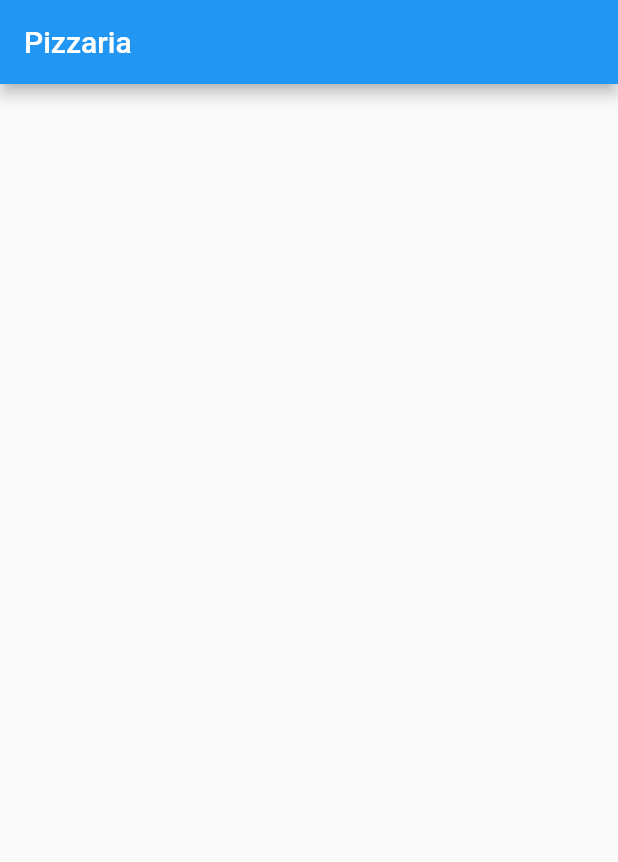
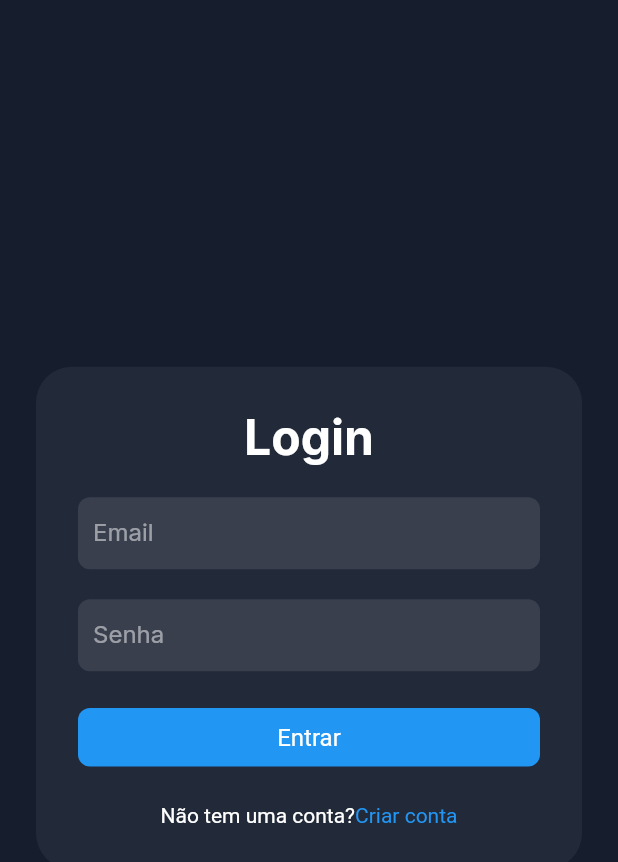
Before and after one commit to Sdavi3489/app_pizzaria, a Flutter app: the screen it shows after launch, on a phone screen of 412 x 824 dp. Shown: the top 862 px of the screen. Run offline on Flutter 3.47's test engine with Material 2 defaults, Android fonts, the phone set to English and light mode, and no system bars; our stand-ins replace google_fonts.

Commit message:
tela de login e de cadastro colocado, rotas tambem

```diff
--- /dev/null
+++ b/app_pizzaria/lib/Rotas.dart
@@ -0,0 +1,13 @@
+
+
+import 'package:app_lanchonete/telas/HomePage.dart';
+import 'package:app_lanchonete/telas/TelaLogin.dart';
+import 'package:app_lanchonete/telas/TelaRegistro.dart';
+
+var rotas = {
+  // ignore: prefer_const_constructors
+  TelaLogin.routeName: (context) => TelaLogin(),
+  // ignore: prefer_const_constructors
+  TelaRegistro.routeName: (context) => TelaRegistro(),
+  HomePage.routeName: (context) => HomePage()
+};
--- a/app_pizzaria/lib/http.dart
+++ b/app_pizzaria/lib/http.dart
@@ -1,16 +1,15 @@
-import 'package:app_lanchonete/comida.dart';
 import 'package:http/http.dart' as http;
 
 // ignore: camel_case_types
 class server_json {
   static Future listarComidas() async {
-    var url = Uri.http('localhost:8080', '/');
+    var url = Uri.http('10.0.2.2:8080', '/homepage');
     //var url = Uri.http('192.168.1.67:53272', '/');
     return await http.get(url);
   }
 
   static Future comprar(int id) async {
-    var url = Uri.http('localhost:8080', '/comprar/$id');
+    var url = Uri.http('10.0.2.2:8080', '/comprar/$id');
     var response =  await http.post(url, body:{'id':'$id'});
     // ignore: avoid_print
     print(response.body);
--- a/app_pizzaria/lib/main.dart
+++ b/app_pizzaria/lib/main.dart
@@ -1,75 +1,21 @@
-// ignore_for_file: avoid_print
 
+import 'package:app_lanchonete/Rotas.dart';
+import 'package:app_lanchonete/telas/TelaLogin.dart';
 import 'package:flutter/material.dart';
-
-import 'package:http/http.dart';
-import 'dart:convert';
-import 'comida.dart';
-//import 'http.dart';
-import 'http.dart';
 
 void main() => runApp(const MyApp());
 
 class MyApp extends StatelessWidget {
-  const MyApp({Key? key}) : super(key: key);
+  const MyApp({super.key});
 
   @override
-  build(context) {
+  Widget build(BuildContext context) {
+    // ignore: prefer_const_constructors
     return MaterialApp(
       debugShowCheckedModeBanner: false,
-      title: 'App Pizzaria',
-      home: HomePage(),
+      routes: rotas,
+      // ignore: prefer_const_constructors
+      home: TelaLogin(),
     );
   }
 }
-
-// ignore: use_key_in_widget_constructors
-class HomePage extends StatefulWidget {
-  @override
-  State<HomePage> createState() => HomePageState();
-}
-
-class HomePageState extends State<HomePage> {
-
-  var comidas = [];
-
-  _getComidas() {
-    server_json.listarComidas().then((response) {
-      setState(() {
-        Iterable lista = json.decode(response.body);
-        comidas = lista.map((model) => Comida.fromJson(model)).toList();
-      });
-    });
-  }
-
-  HomePageState() {
-    _getComidas();
-  }
-
-  @override
-  Widget build(BuildContext context) {
-    return Scaffold(
-      appBar: AppBar(title: const Text('Pizzaria')),
-      body: ListView.builder(
-          itemCount: comidas.length,
-          itemBuilder: (context, index) {
-            var foto = CircleAvatar(
-              backgroundImage: NetworkImage(comidas[index].foto.toString()),
-            );
-
-            return ListTile(
-                leading: foto,
-                title: Text(comidas[index].nome,
-                style: const TextStyle(fontSize: 20, color: Colors.black)),
-                subtitle: Text(comidas[index].descricao.toString()),
-                trailing: FloatingActionButton(
-                  child: const Icon(Icons.add_shopping_cart),
-                  onPressed: (){
-                    print('Id do item comprado: ${comidas[index].id}');
-                    server_json.comprar(comidas[index].id);
-                  }
-                ));
-          }),
-    );
-  }
-}
--- /dev/null
+++ b/app_pizzaria/lib/telas/TelaLogin.dart
@@ -0,0 +1,85 @@
+// ignore_for_file: prefer_const_constructors, duplicate_ignore
+import 'package:app_lanchonete/telas/TelaRegistro.dart';
+import 'package:flutter/material.dart';
+import '../widgets/inputText_app.dart';
+import '../widgets/inputText_senha.dart';
+import '../widgets/titulo_app.dart';
+
+class TelaLogin extends StatelessWidget {
+  static String routeName = '/login';
+   // ignore: prefer_const_constructors_in_immutables
+   TelaLogin({super.key});
+
+  @override
+  Widget build(BuildContext context) {
+    return Scaffold(
+      // ignore: prefer_const_constructors
+      backgroundColor: Color(0xff161E2E),
+      body: SafeArea(
+        child: Padding(
+          padding: const EdgeInsets.all(24),
+          child: Center(
+          child: ConstrainedBox(
+            constraints: BoxConstraints(maxHeight: 400,maxWidth: 400,),
+            child: Container(
+              padding: EdgeInsets.all(28),
+              decoration: BoxDecoration(
+                color: Colors.white.withOpacity(0.05),
+                borderRadius: BorderRadius.all(Radius.circular(24)),
+              ),
+              child: Wrap(
+                runSpacing: 20,
+                children: [
+                  SizedBox(
+                    width: double.infinity,
+                    child: titulo_app('Login', textAlign: TextAlign.center,)),
+                  inputText(placeholder: 'Email'),
+                  inputTextSenha( placeholder: 'Senha'),
+                  SizedBox(
+                    width: double.infinity,
+                    child: TextButton(
+                      onPressed: (){
+                        Navigator.pushNamed(context, '/homepage',);
+                      },
+                        style: TextButton.styleFrom(
+                          primary: Colors.white,
+                          padding: EdgeInsets.symmetric(
+                            horizontal: 30,
+                            vertical: 10,
+                          ),
+                          textStyle: TextStyle(fontSize: 16),
+                          backgroundColor: Colors.blue,
+                          shape: RoundedRectangleBorder(
+                            borderRadius: BorderRadius.circular(8),
+                          )
+                        ),
+                      child: Text('Entrar')
+                    ),
+                  ),
+                  Row(
+                    mainAxisAlignment: MainAxisAlignment.center,
+                    // ignore: prefer_const_literals_to_create_immutables
+                    children: [
+                      Text('Não tem uma conta?', style: TextStyle(color: Colors.white),),
+                      GestureDetector(
+                        onTap: (){
+                          Navigator.pushNamed(context, TelaRegistro.routeName,);
+                        },
+                        child: Text('Criar conta',style: TextStyle(color: Colors.blue,),)
+                      )
+                    ],
+                  ),
+                ],
+              ),
+            ),
+          ),
+      ),
+        )
+    ),
+  );
+}
+}
+
+
+
+// ignore: camel_case_types
--- /dev/null
+++ b/app_pizzaria/lib/widgets/inputText_app.dart
@@ -0,0 +1,35 @@
+// ignore: file_names
+import 'package:flutter/material.dart';
+import 'package:google_fonts/google_fonts.dart';
+
+// ignore: camel_case_types
+class inputText extends StatelessWidget {
+  final String? placeholder;
+  // ignore: prefer_const_constructors_in_immutables
+  inputText({super.key, this.placeholder});
+
+  @override
+  Widget build(BuildContext context) {
+    return TextField(
+      obscureText: false,
+      style: GoogleFonts.inter(
+        fontSize: 16,
+        color: Colors.white,
+      ),
+      decoration: InputDecoration(
+        border: OutlineInputBorder(
+          borderRadius: BorderRadius.circular(8),
+          borderSide: BorderSide.none,
+        ),
+        // ignore: prefer_const_constructors
+        contentPadding: EdgeInsets.all(10),
+        labelText: placeholder,
+          filled: true,
+          fillColor: Colors.white.withOpacity(0.1),
+          labelStyle: TextStyle(
+            color: Colors.white.withOpacity(0.5),
+          ),
+      ),
+    );
+  }
+}
--- /dev/null
+++ b/app_pizzaria/lib/widgets/inputText_senha.dart
@@ -0,0 +1,36 @@
+// ignore: file_names
+import 'package:flutter/material.dart';
+import 'package:google_fonts/google_fonts.dart';
+
+// ignore: camel_case_types
+class inputTextSenha extends StatelessWidget {
+  final String? placeholder;
+  final String? obscureText;
+  // ignore: prefer_const_constructors_in_immutables
+  inputTextSenha({super.key, this.placeholder,  this.obscureText});
+
+  @override
+  Widget build(BuildContext context) {
+    return TextField(
+      obscureText: true,
+      style: GoogleFonts.inter(
+        fontSize: 16,
+        color: Colors.white,
+      ),
+      decoration: InputDecoration(
+        border: OutlineInputBorder(
+          borderRadius: BorderRadius.circular(8),
+          borderSide: BorderSide.none,
+        ),
+        // ignore: prefer_const_constructors
+        contentPadding: EdgeInsets.all(10),
+        labelText: placeholder,
+        filled: true,
+        fillColor: Colors.white.withOpacity(0.1),
+        labelStyle: TextStyle(
+          color: Colors.white.withOpacity(0.5),
+        ),
+      ),
+    );
+  }
+}
--- /dev/null
+++ b/app_pizzaria/lib/widgets/titulo_app.dart
@@ -0,0 +1,23 @@
+import 'package:flutter/material.dart';
+import 'package:google_fonts/google_fonts.dart';
+
+// ignore: camel_case_types
+class titulo_app extends StatelessWidget {
+  final String titulo;
+  final TextAlign? textAlign;
+  // ignore: prefer_const_constructors_in_immutables, use_key_in_widget_constructors
+  titulo_app(this.titulo, {this.textAlign,});
+
+  @override
+  Widget build(BuildContext context) {
+    return Text(
+      titulo,
+      textAlign: textAlign,
+      style: GoogleFonts.inter(
+        color: Colors.white,
+        fontSize: 32,
+        fontWeight: FontWeight.bold,
+      ),
+    );
+  }
+}
```
Also changed, not shown: app_pizzaria/lib/telas/HomePage.dart (added, +61 -0 lines), app_pizzaria/lib/telas/TelaRegistro.dart (added, +96 -0 lines).
